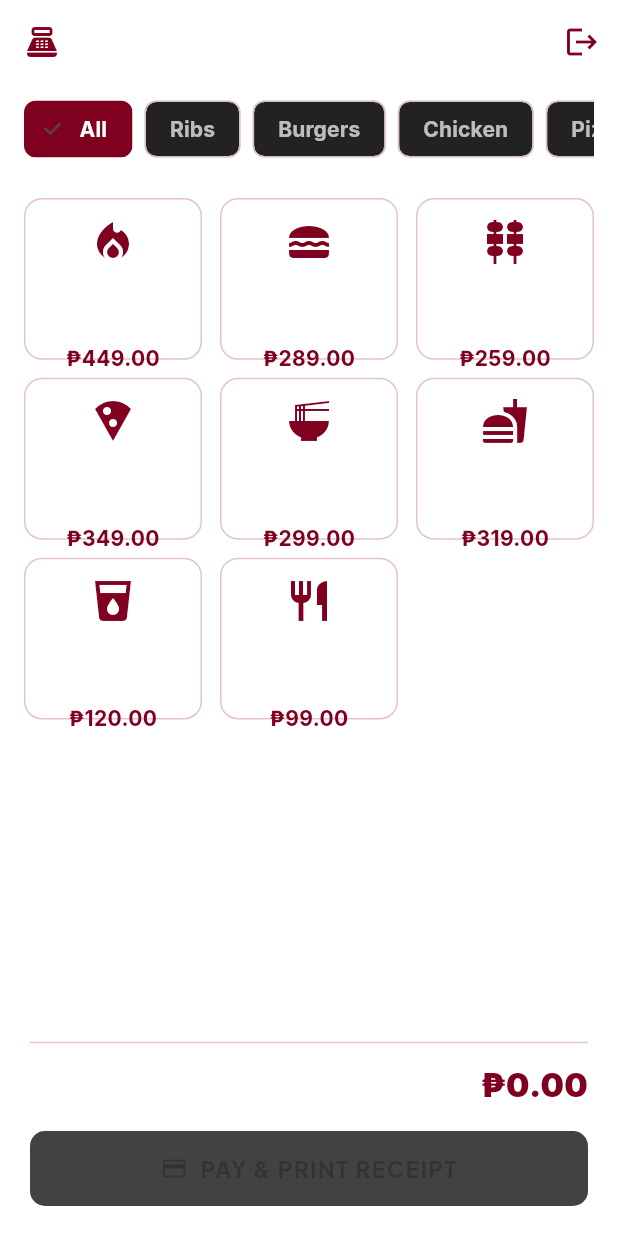
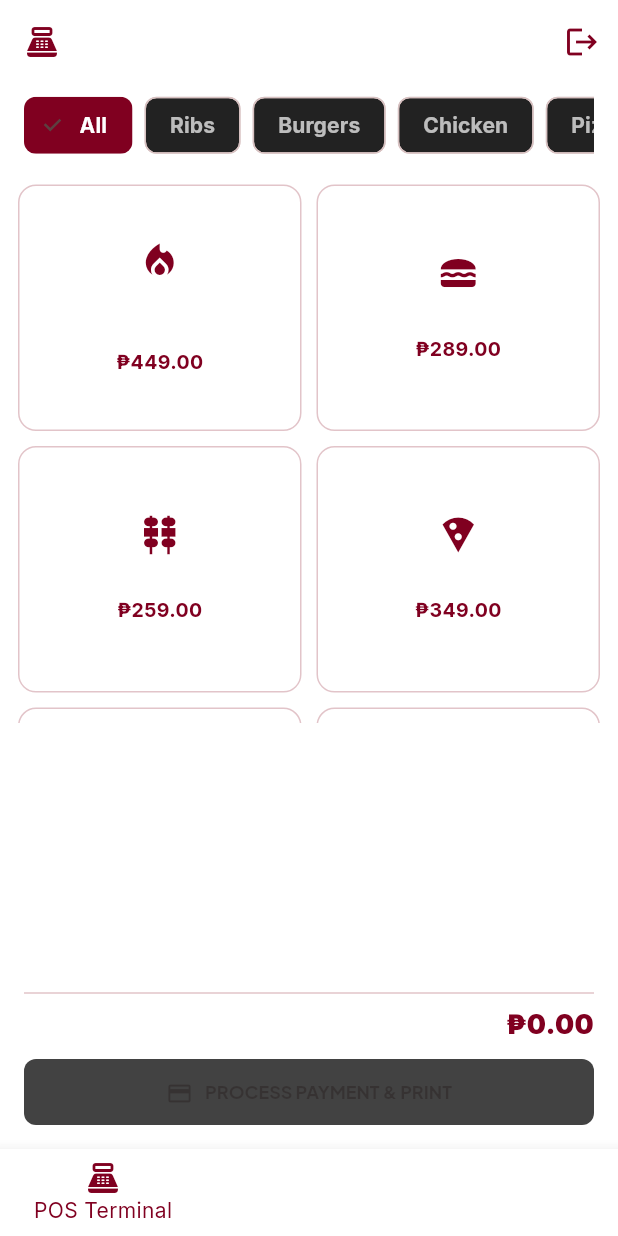
Before and after one commit to dariuscano27-art/smokindannys, a Flutter app: the CashierPosScreen screen opened by its route, on a phone screen of 412 x 824 dp. Run offline on Flutter 3.47's test engine with Material 3 defaults, Android fonts, the phone set to English and light mode, and no system bars; our stand-ins replace flutter_riverpod, go_router, google_fonts, supabase_flutter; accounts and stored records are empty.

Commit message:
Optimize Staff POS & Dashboard for Android Mobile devices with touch navigation

```diff
--- a/lib/features/pos/presentation/cashier_pos_screen.dart
+++ b/lib/features/pos/presentation/cashier_pos_screen.dart
@@ -17,6 +17,7 @@ class _CashierPosScreenState extends ConsumerState<CashierPosScreen> {
   static const Color cardColor = AppTheme.surface;
   static const Color borderDark = AppTheme.borderMaroon;
 
+  int _mobileTab = 0; // 0 = POS, 1 = Orders, 2 = Profile
   String _selectedCategory = 'All';
 
   final List<Map<String, dynamic>> _menuItems = [
@@ -31,6 +32,12 @@ class _CashierPosScreenState extends ConsumerState<CashierPosScreen> {
   ];
 
   final List<Map<String, dynamic>> _orderCart = [];
+
+  final List<Map<String, dynamic>> _staffOrders = [
+    {'id': '#SD-1048', 'customer': 'Table 4 (Dine-In)', 'items': 'Signature Smoked Ribs x2', 'total': 898.00, 'status': 'Ready'},
+    {'id': '#SD-1047', 'customer': 'Takeout - Maria Santos', 'items': 'Classic Cheeseburger', 'total': 389.00, 'status': 'Preparing'},
+    {'id': '#SD-1046', 'customer': 'Table 2 (Dine-In)', 'items': 'Margherita Pizza', 'total': 648.00, 'status': 'Completed'},
+  ];
 
   void _addToCart(Map<String, dynamic> item) {
     setState(() {
@@ -64,10 +71,6 @@ class _CashierPosScreenState extends ConsumerState<CashierPosScreen> {
     final screenWidth = MediaQuery.of(context).size.width;
     final isDesktop = screenWidth >= 900;
 
-    final filteredItems = _selectedCategory == 'All'
-        ? _menuItems
-        : _menuItems.where((i) => i['category'] == _selectedCategory).toList();
-
     return Scaffold(
       backgroundColor: darkBg,
       appBar: AppBar(
@@ -77,24 +80,20 @@ class _CashierPosScreenState extends ConsumerState<CashierPosScreen> {
           children: [
             const Icon(Icons.point_of_sale, color: accentRed),
             const SizedBox(width: 10),
-            const Text(
-              'CASHIER POS TERMINAL',
-              style: TextStyle(fontWeight: FontWeight.bold, fontSize: 16, letterSpacing: 1),
+            Text(
+              isDesktop ? 'STAFF POS & ORDER MANAGEMENT' : 'STAFF MOBILE POS',
+              style: const TextStyle(fontWeight: FontWeight.bold, fontSize: 16, letterSpacing: 1),
             ),
           ],
         ),
         actions: [
           IconButton(
-            tooltip: 'Return to Admin Dashboard',
-            icon: const Icon(Icons.dashboard_outlined, color: Colors.white70),
-            onPressed: () => context.go('/owner/dashboard'),
-          ),
-          IconButton(
             tooltip: 'Sign Out',
             icon: const Icon(Icons.logout, color: accentRed),
             onPressed: () async {
               await ref.read(authControllerProvider.notifier).adminSignOut();
-              if (context.mounted) context.go('/');
+              if (!mounted) return;
+              context.go('/');
             },
           ),
         ],
@@ -103,30 +102,61 @@ class _CashierPosScreenState extends ConsumerState<CashierPosScreen> {
         child: isDesktop
             ? Row(
                 children: [
-                  Expanded(flex: 7, child: _buildMenuGrid(filteredItems)),
+                  Expanded(flex: 7, child: _buildPosTab()),
                   Container(width: 1, color: borderDark),
                   Expanded(flex: 4, child: _buildCartPanel()),
                 ],
               )
-            : Column(
-                children: [
-                  Expanded(flex: 6, child: _buildMenuGrid(filteredItems)),
-                  Expanded(flex: 4, child: _buildCartPanel()),
-                ],
+            : _buildMobileBody(),
       ),
-      ),
+      bottomNavigationBar: isDesktop ? null : _buildMobileBottomNav(),
     );
   }
 
-  Widget _buildMenuGrid(List<Map<String, dynamic>> items) {
+  Widget _buildMobileBody() {
+    switch (_mobileTab) {
+      case 0:
+        return Column(
+          children: [
+            Expanded(flex: 6, child: _buildPosTab()),
+            Expanded(flex: 4, child: _buildCartPanel()),
+          ],
+        );
+      case 1:
+        return _buildOrdersTab();
+      case 2:
+        return _buildProfileTab();
+      default:
+        return _buildPosTab();
+    }
+  }
+
+  Widget _buildMobileBottomNav() {
+    return BottomNavigationBar(
+      currentIndex: _mobileTab,
+      onTap: (idx) => setState(() => _mobileTab = idx),
+      backgroundColor: cardColor,
+      selectedItemColor: accentRed,
+      unselectedItemColor: Colors.white54,
+      items: const [
+        BottomNavigationBarItem(icon: Icon(Icons.point_of_sale), label: 'POS Terminal'),
+        BottomNavigationBarItem(icon: Icon(Icons.receipt_long), label: 'Orders Queue'),
+        BottomNavigationBarItem(icon: Icon(Icons.person_outline), label: 'Staff Profile'),
+      ],
+    );
+  }
+
+  Widget _buildPosTab() {
+    final filteredItems = _selectedCategory == 'All'
+        ? _menuItems
+        : _menuItems.where((i) => i['category'] == _selectedCategory).toList();
     final categories = ['All', 'Ribs', 'Burgers', 'Chicken', 'Pizza', 'Pasta', 'Sides', 'Drinks'];
 
     return Column(
       children: [
-        // Category Pills Bar
         Container(
-          height: 60,
-          padding: const EdgeInsets.symmetric(horizontal: 16, vertical: 10),
+          height: 55,
+          padding: const EdgeInsets.symmetric(horizontal: 16, vertical: 8),
           color: cardColor,
           child: ListView.builder(
             scrollDirection: Axis.horizontal,
@@ -151,25 +181,23 @@ class _CashierPosScreenState extends ConsumerState<CashierPosScreen> {
             },
           ),
         ),
-
-        // Products Grid
         Expanded(
           child: GridView.builder(
-            padding: const EdgeInsets.all(16),
+            padding: const EdgeInsets.all(12),
             gridDelegate: const SliverGridDelegateWithFixedCrossAxisCount(
-              crossAxisCount: 3,
-              childAspectRatio: 1.1,
-              crossAxisSpacing: 12,
-              mainAxisSpacing: 12,
+              crossAxisCount: 2,
+              childAspectRatio: 1.15,
+              crossAxisSpacing: 10,
+              mainAxisSpacing: 10,
             ),
-            itemCount: items.length,
+            itemCount: filteredItems.length,
             itemBuilder: (context, index) {
-              final item = items[index];
+              final item = filteredItems[index];
               return InkWell(
                 onTap: () => _addToCart(item),
                 borderRadius: BorderRadius.circular(12),
                 child: Container(
-                  padding: const EdgeInsets.all(12),
+                  padding: const EdgeInsets.all(10),
                   decoration: BoxDecoration(
                     color: cardColor,
                     borderRadius: BorderRadius.circular(12),
@@ -178,19 +206,19 @@ class _CashierPosScreenState extends ConsumerState<CashierPosScreen> {
                   child: Column(
                     mainAxisAlignment: MainAxisAlignment.center,
                     children: [
-                      Icon(item['icon'] as IconData, color: accentRed, size: 32),
-                      const SizedBox(height: 8),
+                      Icon(item['icon'] as IconData, color: accentRed, size: 28),
+                      const SizedBox(height: 6),
                       Text(
                         item['name'] as String,
                         textAlign: TextAlign.center,
                         maxLines: 2,
                         overflow: TextOverflow.ellipsis,
-                        style: const TextStyle(color: Colors.white, fontWeight: FontWeight.bold, fontSize: 13),
+                        style: const TextStyle(color: Colors.white, fontWeight: FontWeight.bold, fontSize: 12),
                       ),
-                      const SizedBox(height: 6),
+                      const SizedBox(height: 4),
                       Text(
                         '₱${(item['price'] as double).toStringAsFixed(2)}',
-                        style: const TextStyle(color: accentRed, fontWeight: FontWeight.bold, fontSize: 14),
+                        style: const TextStyle(color: accentRed, fontWeight: FontWeight.bold, fontSize: 13),
                       ),
                     ],
                   ),
@@ -206,7 +234,7 @@ class _CashierPosScreenState extends ConsumerState<CashierPosScreen> {
   Widget _buildCartPanel() {
     return Container(
       color: cardColor,
-      padding: const EdgeInsets.all(20),
+      padding: const EdgeInsets.all(16),
       child: Column(
         crossAxisAlignment: CrossAxisAlignment.start,
         children: [
@@ -214,120 +242,96 @@ class _CashierPosScreenState extends ConsumerState<CashierPosScreen> {
             mainAxisAlignment: MainAxisAlignment.spaceBetween,
             children: [
               const Text(
-                'Current Order Cart',
-                style: TextStyle(color: Colors.white, fontSize: 18, fontWeight: FontWeight.bold),
+                'Transaction Cart',
+                style: TextStyle(color: Colors.white, fontSize: 16, fontWeight: FontWeight.bold),
               ),
               if (_orderCart.isNotEmpty)
                 TextButton(
                   onPressed: () => setState(() => _orderCart.clear()),
-                  child: const Text('Clear Order', style: TextStyle(color: Colors.red)),
+                  child: const Text('Clear', style: TextStyle(color: Colors.red, fontSize: 12)),
                 ),
             ],
           ),
-
-          const SizedBox(height: 12),
-
+          const SizedBox(height: 8),
           Expanded(
             child: _orderCart.isEmpty
                 ? const Center(
-                    child: Column(
-                      mainAxisAlignment: MainAxisAlignment.center,
-                      children: [
-                        Icon(Icons.shopping_cart_outlined, color: Colors.white24, size: 48),
-                        SizedBox(height: 8),
-                        Text('No items in cart', style: TextStyle(color: Colors.white38)),
-                        Text('Tap menu items on left to add', style: TextStyle(color: Colors.white24, fontSize: 12)),
-                      ],
-                    ),
+                    child: Text('Cart is empty. Tap items above.', style: TextStyle(color: Colors.white38, fontSize: 12)),
                   )
                 : ListView.separated(
                     itemCount: _orderCart.length,
-                    separatorBuilder: (context, index) => const Divider(color: borderDark),
+                    separatorBuilder: (context, index) => const Divider(color: borderDark, height: 1),
                     itemBuilder: (context, index) {
                       final item = _orderCart[index];
                       final itemTotal = item['price'] * item['qty'];
-
-                      return Row(
+                      return Padding(
+                        padding: const EdgeInsets.symmetric(vertical: 6),
+                        child: Row(
                           children: [
                             Expanded(
                               child: Column(
                                 crossAxisAlignment: CrossAxisAlignment.start,
                                 children: [
-                                Text(
-                                  item['name'],
-                                  style: const TextStyle(color: Colors.white, fontWeight: FontWeight.w600, fontSize: 13),
-                                ),
-                                Text(
-                                  '₱${(item['price'] as double).toStringAsFixed(2)} each',
-                                  style: const TextStyle(color: Colors.white38, fontSize: 11),
-                                ),
+                                  Text(item['name'], style: const TextStyle(color: Colors.white, fontSize: 12, fontWeight: FontWeight.w600)),
+                                  Text('₱${(item['price'] as double).toStringAsFixed(2)}', style: const TextStyle(color: Colors.white38, fontSize: 10)),
                                 ],
                               ),
                             ),
                             Row(
                               children: [
-                              IconButton(
-                                icon: const Icon(Icons.remove_circle_outline, color: Colors.white54, size: 20),
-                                onPressed: () => _updateQty(index, -1),
+                                InkWell(
+                                  onTap: () => _updateQty(index, -1),
+                                  child: const Icon(Icons.remove_circle_outline, color: Colors.white54, size: 18),
                                 ),
-                              Text(
-                                '${item['qty']}',
-                                style: const TextStyle(color: Colors.white, fontWeight: FontWeight.bold),
+                                Padding(
+                                  padding: const EdgeInsets.symmetric(horizontal: 8),
+                                  child: Text('${item['qty']}', style: const TextStyle(color: Colors.white, fontWeight: FontWeight.bold, fontSize: 12)),
                                 ),
-                              IconButton(
-                                icon: const Icon(Icons.add_circle_outline, color: accentRed, size: 20),
-                                onPressed: () => _updateQty(index, 1),
+                                InkWell(
+                                  onTap: () => _updateQty(index, 1),
+                                  child: const Icon(Icons.add_circle_outline, color: accentRed, size: 18),
                                 ),
                               ],
                             ),
-                          SizedBox(
-                            width: 70,
-                            child: Text(
-                              '₱${itemTotal.toStringAsFixed(2)}',
-                              textAlign: TextAlign.end,
-                              style: const TextStyle(color: accentRed, fontWeight: FontWeight.bold, fontSize: 13),
+                            const SizedBox(width: 8),
+                            Text('₱${itemTotal.toStringAsFixed(2)}', style: const TextStyle(color: accentRed, fontWeight: FontWeight.bold, fontSize: 12)),
+                          ],
                         ),
-                          ),
-                        ],
                       );
                     },
                   ),
           ),
-
-          const Divider(color: borderDark, height: 24),
-
+          const Divider(color: borderDark, height: 16),
           Row(
             mainAxisAlignment: MainAxisAlignment.spaceBetween,
             children: [
-              const Text('TOTAL AMOUNT:', style: TextStyle(color: Colors.white, fontWeight: FontWeight.bold, fontSize: 16)),
-              Text('₱${_subtotal.toStringAsFixed(2)}', style: const TextStyle(color: accentRed, fontWeight: FontWeight.w900, fontSize: 22)),
+              const Text('TOTAL:', style: TextStyle(color: Colors.white, fontWeight: FontWeight.bold, fontSize: 14)),
+              Text('₱${_subtotal.toStringAsFixed(2)}', style: const TextStyle(color: accentRed, fontWeight: FontWeight.w900, fontSize: 18)),
             ],
           ),
-
-          const SizedBox(height: 16),
-
+          const SizedBox(height: 10),
           SizedBox(
             width: double.infinity,
-            height: 50,
+            height: 44,
             child: ElevatedButton.icon(
               onPressed: _orderCart.isEmpty
                   ? null
                   : () {
                       ScaffoldMessenger.of(context).showSnackBar(
                         SnackBar(
-                          content: Text('Payment processed successfully! Total: ₱${_subtotal.toStringAsFixed(2)}'),
+                          content: Text('POS Sale Recorded! Total: ₱${_subtotal.toStringAsFixed(2)}'),
                           backgroundColor: Colors.green,
                         ),
                       );
                       setState(() => _orderCart.clear());
                     },
-              icon: const Icon(Icons.payment),
-              label: const Text('PAY & PRINT RECEIPT', style: TextStyle(fontWeight: FontWeight.bold, letterSpacing: 1)),
+              icon: const Icon(Icons.payment, size: 18),
+              label: const Text('PROCESS PAYMENT & PRINT', style: TextStyle(fontWeight: FontWeight.bold, fontSize: 12)),
               style: ElevatedButton.styleFrom(
                 backgroundColor: accentRed,
                 disabledBackgroundColor: Colors.grey.shade800,
                 foregroundColor: Colors.white,
-                shape: RoundedRectangleBorder(borderRadius: BorderRadius.circular(10)),
+                shape: RoundedRectangleBorder(borderRadius: BorderRadius.circular(8)),
               ),
             ),
           ),
@@ -335,4 +339,96 @@ class _CashierPosScreenState extends ConsumerState<CashierPosScreen> {
       ),
     );
   }
+
+  Widget _buildOrdersTab() {
+    return ListView.builder(
+      padding: const EdgeInsets.all(16),
+      itemCount: _staffOrders.length,
+      itemBuilder: (context, index) {
+        final order = _staffOrders[index];
+        return Card(
+          color: cardColor,
+          margin: const EdgeInsets.only(bottom: 12),
+          shape: RoundedRectangleBorder(borderRadius: BorderRadius.circular(12), side: BorderSide(color: borderDark)),
+          child: Padding(
+            padding: const EdgeInsets.all(16),
+            child: Column(
+              crossAxisAlignment: CrossAxisAlignment.start,
+              children: [
+                Row(
+                  mainAxisAlignment: MainAxisAlignment.spaceBetween,
+                  children: [
+                    Text(order['id'], style: const TextStyle(color: Colors.white, fontWeight: FontWeight.bold, fontSize: 15)),
+                    Chip(
+                      label: Text(order['status']),
+                      backgroundColor: order['status'] == 'Ready' ? Colors.green.withValues(alpha: 0.2) : Colors.orange.withValues(alpha: 0.2),
+                      labelStyle: TextStyle(color: order['status'] == 'Ready' ? Colors.greenAccent : Colors.orangeAccent, fontSize: 11),
+                    ),
+                  ],
+                ),
+                Text(order['customer'], style: const TextStyle(color: Colors.white70, fontSize: 13)),
+                const SizedBox(height: 4),
+                Text(order['items'], style: const TextStyle(color: Colors.white54, fontSize: 12)),
+                const SizedBox(height: 8),
+                Row(
+                  mainAxisAlignment: MainAxisAlignment.spaceBetween,
+                  children: [
+                    Text('₱${(order['total'] as double).toStringAsFixed(2)}', style: const TextStyle(color: accentRed, fontWeight: FontWeight.bold, fontSize: 14)),
+                    OutlinedButton(
+                      onPressed: () {
+                        ScaffoldMessenger.of(context).showSnackBar(const SnackBar(content: Text('Order status updated successfully!')));
+                      },
+                      style: OutlinedButton.styleFrom(side: const BorderSide(color: accentRed)),
+                      child: const Text('Update Status', style: TextStyle(color: accentRed, fontSize: 12)),
+                    ),
+                  ],
+                ),
+              ],
+            ),
+          ),
+        );
+      },
+    );
   }
+
+  Widget _buildProfileTab() {
+    return Padding(
+      padding: const EdgeInsets.all(24.0),
+      child: Column(
+        crossAxisAlignment: CrossAxisAlignment.center,
+        children: [
+          const CircleAvatar(
+            radius: 40,
+            backgroundColor: accentRed,
+            child: Icon(Icons.person, size: 40, color: Colors.white),
+          ),
+          const SizedBox(height: 16),
+          const Text('Staff Cashier Member', style: TextStyle(color: Colors.white, fontSize: 18, fontWeight: FontWeight.bold)),
+          const Text('cashier@smokindannys.com', style: TextStyle(color: Colors.white54, fontSize: 13)),
+          const SizedBox(height: 24),
+          Card(
+            color: cardColor,
+            shape: RoundedRectangleBorder(borderRadius: BorderRadius.circular(12), side: BorderSide(color: borderDark)),
+            child: ListTile(
+              leading: const Icon(Icons.access_time, color: accentRed),
+              title: const Text('Shift Status', style: TextStyle(color: Colors.white)),
+              subtitle: const Text('Active Shift • Started at 8:00 AM', style: TextStyle(color: Colors.white54)),
+              trailing: const Chip(label: Text('OPEN', style: TextStyle(color: Colors.greenAccent)), backgroundColor: Colors.green),
+            ),
+          ),
+          const SizedBox(height: 16),
+          ElevatedButton.icon(
+            onPressed: () async {
+              await ref.read(authControllerProvider.notifier).adminSignOut();
+              if (!mounted) return;
+              context.go('/');
+            },
+            icon: const Icon(Icons.logout),
+            label: const Text('Sign Out Staff Session'),
+            style: ElevatedButton.styleFrom(backgroundColor: accentRed, foregroundColor: Colors.white),
+          ),
+        ],
+      ),
+    );
+  }
+}
```
Also changed, not shown: 1 other file. Lines whose indentation alone changed are shown as unchanged.
